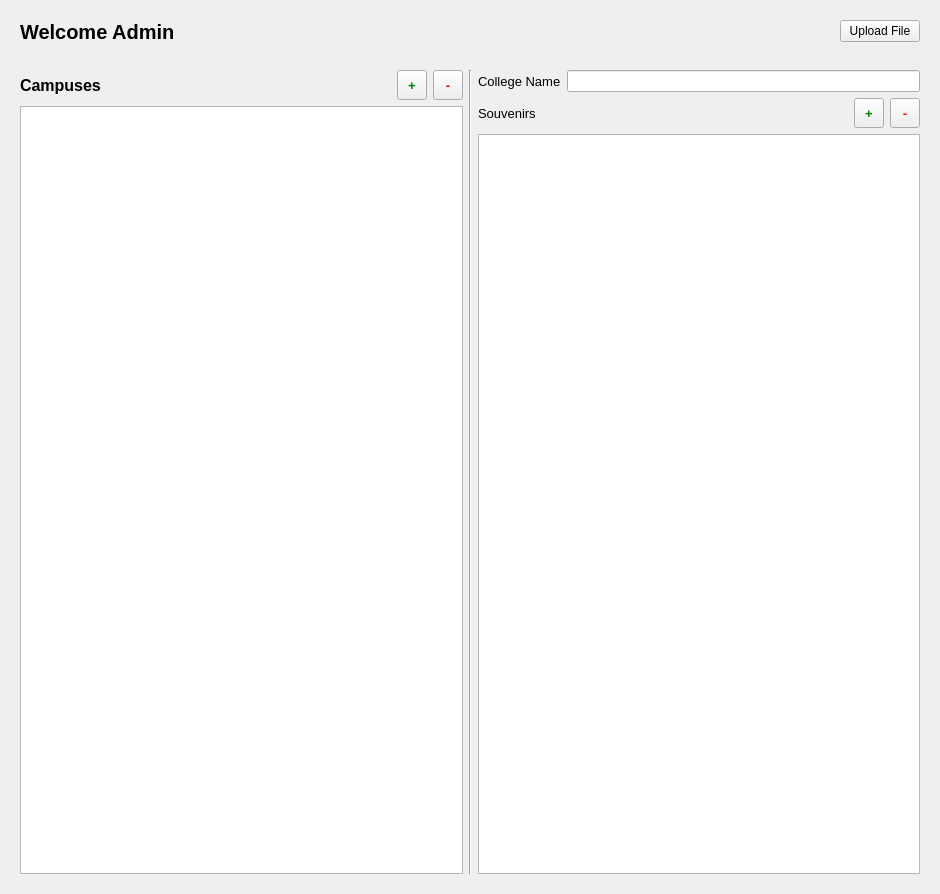
This is forms/adminpage.ui in Erfan-TAV/CS-1D-Project-1 as Qt 5 draws it before an edit. The edited form follows.
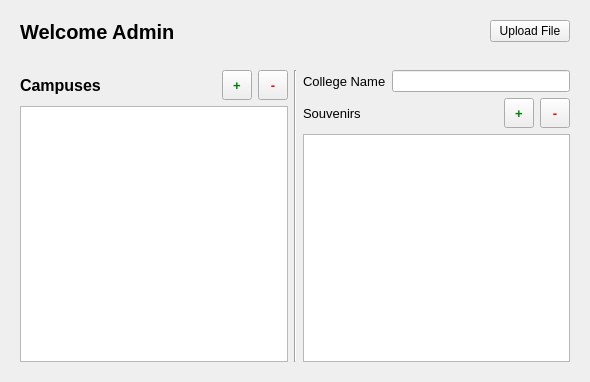
This is the edited form.

What changed in the file:
```diff
--- a/forms/adminpage.ui
+++ b/forms/adminpage.ui
@@ -6,8 +6,8 @@
    <rect>
     <x>0</x>
     <y>0</y>
-    <width>940</width>
-    <height>894</height>
+    <width>590</width>
+    <height>382</height>
    </rect>
   </property>
   <property name="windowTitle">
```
